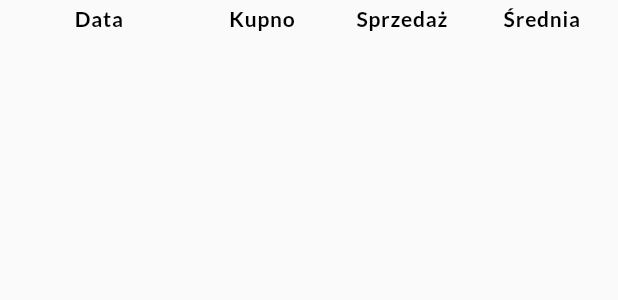
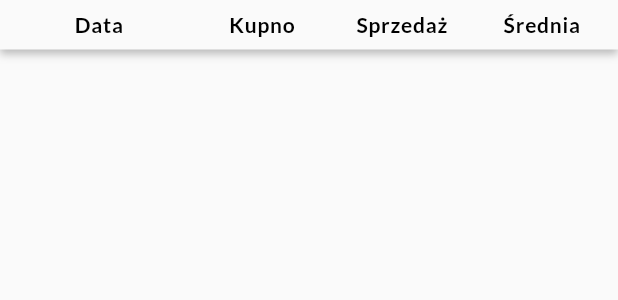
Before and after one commit to KamilDonda/CurrencyRateApp, a Flutter app: the DetailCurrencyHeader widget shown alone on an empty page, opened directly, on a phone screen of 412 x 824 dp. Shown: the top 300 px of the screen. Run offline on Flutter 3.47's test engine with Material 2 defaults, Android fonts, the phone set to English and light mode, and no system bars; our stand-ins replace connectivity_plus, dio, fl_chart, floor, flutter_bloc, google_fonts and 3 more; missing offline and left inert: flag; accounts and stored records are empty; generated files the repository leaves out were written again; network calls fail.

Commit message:
Make currency detail header sticky during scroll

```diff
--- a/lib/constants/custom_colors.dart
+++ b/lib/constants/custom_colors.dart
@@ -11,4 +11,5 @@ class CustomColors {
   static const Color maxRowColor = Color(0xFFE6FFE6);
   static const Color minColor = Color(0xFFE80000);
   static const Color maxColor = Color(0xFF008633);
+  static const Color bgColor = Color(0xFFFAFAFA);
 }
--- a/lib/main.dart
+++ b/lib/main.dart
@@ -33,6 +33,7 @@ class MyApp extends StatelessWidget {
           appBarTheme: const AppBarTheme(
             backgroundColor: CustomColors.blue1,
           ),
+          scaffoldBackgroundColor: CustomColors.bgColor,
           textTheme: GoogleFonts.latoTextTheme(Theme.of(context).textTheme),
           colorScheme:
               ColorScheme.fromSwatch().copyWith(secondary: CustomColors.blue5),
--- a/lib/view/details/widgets/currency_detail_header.dart
+++ b/lib/view/details/widgets/currency_detail_header.dart
@@ -1,4 +1,5 @@
 import 'package:collection/collection.dart';
+import 'package:currency_rate_app/constants/custom_colors.dart';
 import 'package:currency_rate_app/constants/texts.dart';
 import 'package:currency_rate_app/constants/typography.dart';
 import 'package:flutter/material.dart';
@@ -16,7 +17,14 @@ class DetailCurrencyHeader extends StatelessWidget {
   @override
   Widget build(BuildContext context) {
     return Container(
-      padding: const EdgeInsets.all(4),
+      decoration: const BoxDecoration(color: CustomColors.bgColor, boxShadow: [
+        BoxShadow(
+          color: Colors.black26,
+          offset: Offset(0, 3),
+          blurRadius: 4,
+        ),
+      ]),
+      padding: const EdgeInsets.symmetric(vertical: 8, horizontal: 4),
       child: Row(
         mainAxisAlignment: MainAxisAlignment.spaceBetween,
         children: headers
--- a/pubspec.yaml
+++ b/pubspec.yaml
@@ -44,6 +44,7 @@ dependencies:
   intl: ^0.18.0
   floor: ^1.4.1
   connectivity_plus: ^3.0.3
+  sticky_headers: ^0.3.0+2
 
 dev_dependencies:
   flutter_test:
```
Also changed, not shown: lib/view/details/widgets/list_tab.dart (+5 -2 lines), pubspec.lock.
